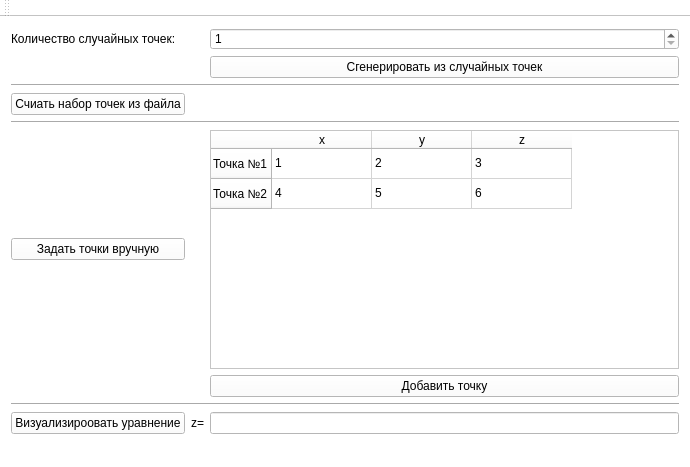
This is mainwindow.ui in ProshNad/diploma as Qt 5 draws it before an edit. The edited form follows.
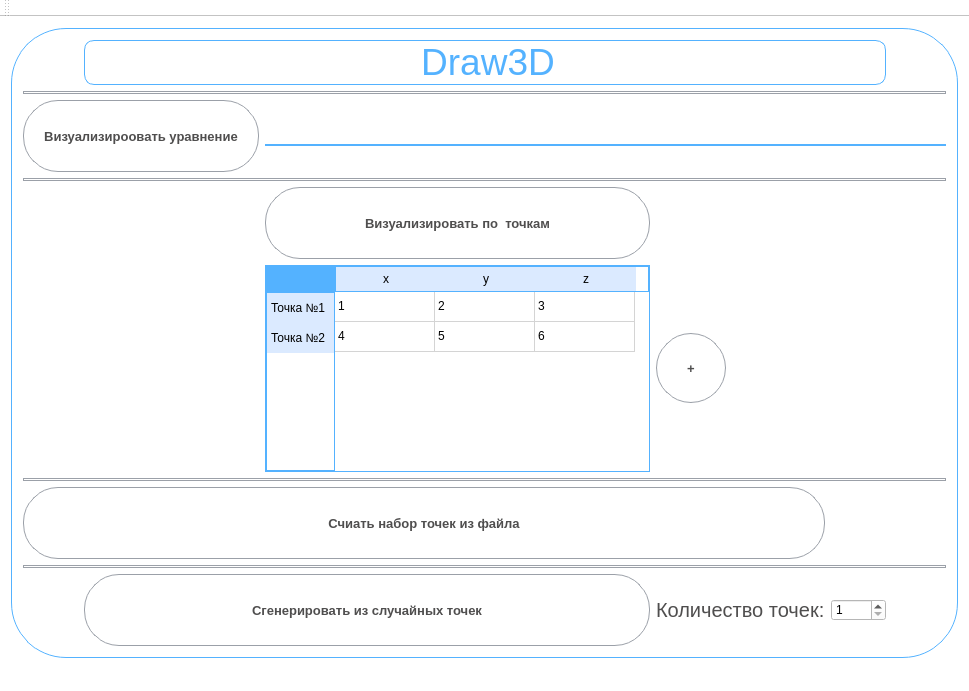
This is the edited form. Icons and pictures are not drawn.

Patch:
```diff
--- a/mainwindow.ui
+++ b/mainwindow.ui
@@ -6,29 +6,265 @@
    <rect>
     <x>0</x>
     <y>0</y>
-    <width>690</width>
-    <height>467</height>
+    <width>969</width>
+    <height>691</height>
    </rect>
   </property>
   <property name="windowTitle">
    <string>MainWindow</string>
   </property>
   <property name="styleSheet">
-   <string notr="true">background-color: rgb(255, 255, 255);</string>
+   <string notr="true">QFrame{
+ background-color: #f5e6df;
+  border-radius: 55px;        
+    border-width: 1px;
+    border-color: #54b2ff;
+    border-style: solid;
+}
+
+QTableWidget{
+
+background-color: white;
+border-radius: 0px; 
+background-image: url(:/imgbin-technology-network-lymsvi5q9GxJL.jpg);   
+border-color: #54b2ff;
+}
+
+QTableWidget QTableCornerButton::section {
+    background-color: #54b2ff;
+    border: 1px solid #54b2ff;
+}
+
+QHeaderView::section {
+    background-color: #dbeaff;
+    padding: 4px;
+    border: 0px;
+}
+
+
+QWidget {
+    background-color: white;
+
+} 
+
+QLabel {
+    font: medium Ubuntu;
+    font-size: 20px;
+    color: #4f4e4e;
+border-width: 0px;
+}        
+
+
+QLineEdit {
+padding: 1px;
+border-style: none none double none ;
+border-width: 2px ;
+border-radius: 0px;
+ border-color: #54b2ff;
+ background-color: white;
+}
+
+QLineEdit:hover {
+    border-width: 3px ;
+}
+
+
+
+
+
+
+
+QPushButton{
+
+border-radius: 35px;  
+    background-color: white;
+   font-size: 10pt;
+    font-weight: bold;
+   color: #4f4e4e;
+    width:  70px;  
+    height: 70px;
+    border-radius: 35px;        
+    border-width: 1px;
+    border-style: solid;  
+    border-color: #9ba0a8;
+}
+ 
+ QPushButton:hover  {
+    background-color: #dbeaff;;
+border-radius: 25px;    
+border-color: #54b2ff;
+}
+QPushButton:pressed {
+    background-color: #F9D8D4;
+border-radius: 35px;    
+} 
+    </string>
   </property>
   <widget class="QWidget" name="centralWidget">
    <layout class="QGridLayout" name="gridLayout">
-    <item row="5" column="0" colspan="3">
+    <item row="0" column="0">
+     <widget class="QFrame" name="frame">
+      <property name="minimumSize">
+       <size>
+        <width>70</width>
+        <height>70</height>
+       </size>
+      </property>
+      <property name="frameShape">
+       <enum>QFrame::StyledPanel</enum>
+      </property>
+      <property name="frameShadow">
+       <enum>QFrame::Raised</enum>
+      </property>
+      <layout class="QGridLayout" name="gridLayout_2">
+       <item row="3" column="0" colspan="8">
+        <widget class="Line" name="line_3">
+         <property name="styleSheet">
+          <string notr="true"> border-style: solid;  
+border-color: #9ba0a8;
+border-width: 1px;</string>
+         </property>
+         <property name="orientation">
+          <enum>Qt::Horizontal</enum>
+         </property>
+        </widget>
+       </item>
+       <item row="11" column="1" colspan="4">
+        <widget class="QPushButton" name="pushButton">
+         <property name="styleSheet">
+          <string notr="true"/>
+         </property>
+         <property name="text">
+          <string>Сгенерировать из случайных точек</string>
+         </property>
+        </widget>
+       </item>
+       <item row="8" column="0" colspan="8">
      <widget class="Line" name="line_2">
+         <property name="styleSheet">
+          <string notr="true"> border-style: solid;  
+border-color: #9ba0a8;
+border-width: 1px;</string>
+         </property>
       <property name="orientation">
        <enum>Qt::Horizontal</enum>
       </property>
      </widget>
     </item>
-    <item row="6" column="2">
+       <item row="2" column="0" colspan="4">
+        <widget class="QPushButton" name="pushButton_5">
+         <property name="text">
+          <string>Визуализироовать уравнение</string>
+         </property>
+        </widget>
+       </item>
+       <item row="11" column="5">
+        <widget class="QLabel" name="label">
+         <property name="maximumSize">
+          <size>
+           <width>175</width>
+           <height>16777215</height>
+          </size>
+         </property>
+         <property name="text">
+          <string>Количество точек:</string>
+         </property>
+        </widget>
+       </item>
+       <item row="9" column="0" colspan="6">
+        <widget class="QPushButton" name="pushButton_2">
+         <property name="styleSheet">
+          <string notr="true"/>
+         </property>
+         <property name="text">
+          <string>Счиать набор точек из файла</string>
+         </property>
+        </widget>
+       </item>
+       <item row="11" column="6">
+        <widget class="QSpinBox" name="spinBox">
+         <property name="minimumSize">
+          <size>
+           <width>0</width>
+           <height>0</height>
+          </size>
+         </property>
+         <property name="styleSheet">
+          <string notr="true"/>
+         </property>
+         <property name="minimum">
+          <number>1</number>
+         </property>
+        </widget>
+       </item>
+       <item row="0" column="1" colspan="6">
+        <widget class="QLabel" name="label_2">
+         <property name="styleSheet">
+          <string notr="true">    font: 12pt &quot;Purisa&quot;;
+    font-size: 25px;
+    color: #54b2ff;
+border-width: 1px;
+border-radius: 10px;
+background-image: url(:/depositphotos_51907249-stock-illustration-abstract-isometric-computer-generated-3d.jpg);</string>
+         </property>
+         <property name="text">
+          <string>&lt;html&gt;&lt;head/&gt;&lt;body&gt;&lt;p align=&quot;center&quot;&gt;&lt;span style=&quot; font-size:28pt;&quot;&gt;Draw3D&lt;/span&gt;&lt;/p&gt;&lt;/body&gt;&lt;/html&gt;</string>
+         </property>
+        </widget>
+       </item>
+       <item row="11" column="7">
+        <spacer name="horizontalSpacer">
+         <property name="orientation">
+          <enum>Qt::Horizontal</enum>
+         </property>
+         <property name="sizeType">
+          <enum>QSizePolicy::Maximum</enum>
+         </property>
+         <property name="sizeHint" stdset="0">
+          <size>
+           <width>50</width>
+           <height>20</height>
+          </size>
+         </property>
+        </spacer>
+       </item>
+       <item row="10" column="0" colspan="8">
+        <widget class="Line" name="line">
+         <property name="styleSheet">
+          <string notr="true"> border-style: solid;  
+border-color: #9ba0a8;
+border-width: 1px;</string>
+         </property>
+         <property name="orientation">
+          <enum>Qt::Horizontal</enum>
+         </property>
+        </widget>
+       </item>
+       <item row="1" column="0" colspan="8">
+        <widget class="Line" name="line_4">
+         <property name="styleSheet">
+          <string notr="true"> border-style: solid;  
+border-color: #9ba0a8;
+border-width: 1px;</string>
+         </property>
+         <property name="orientation">
+          <enum>Qt::Horizontal</enum>
+         </property>
+        </widget>
+       </item>
+       <item row="2" column="4" colspan="4">
+        <widget class="QLineEdit" name="lineEdit"/>
+       </item>
+       <item row="5" column="4">
      <widget class="QTableWidget" name="tableWidget">
+         <property name="maximumSize">
+          <size>
+           <width>385</width>
+           <height>16777215</height>
+          </size>
+         </property>
       <property name="styleSheet">
-       <string notr="true">background-color: rgb(255, 255, 255);</string>
+          <string notr="true"/>
       </property>
       <row>
        <property name="text">
@@ -87,95 +323,33 @@
       </item>
      </widget>
     </item>
-    <item row="6" column="0">
+       <item row="4" column="4">
      <widget class="QPushButton" name="pushButton_3">
       <property name="styleSheet">
-       <string notr="true">background-color: rgb(255, 255, 255);</string>
+          <string notr="true"/>
       </property>
       <property name="text">
-       <string>Задать точки вручную</string>
+          <string>Визуализировать по  точкам</string>
       </property>
      </widget>
     </item>
-    <item row="3" column="0" colspan="3">
-     <widget class="Line" name="line">
-      <property name="orientation">
-       <enum>Qt::Horizontal</enum>
-      </property>
-     </widget>
-    </item>
-    <item row="1" column="0">
-     <widget class="QLabel" name="label">
-      <property name="styleSheet">
-       <string notr="true">background-color: rgb(255, 255, 255);</string>
-      </property>
-      <property name="text">
-       <string>Количество случайных точек:</string>
-      </property>
-     </widget>
-    </item>
-    <item row="1" column="2">
-     <widget class="QSpinBox" name="spinBox">
-      <property name="styleSheet">
-       <string notr="true">background-color: rgb(255, 255, 255);</string>
-      </property>
-      <property name="minimum">
-       <number>1</number>
-      </property>
-     </widget>
-    </item>
-    <item row="2" column="2">
-     <widget class="QPushButton" name="pushButton">
-      <property name="styleSheet">
-       <string notr="true">background-color: rgb(255, 255, 255);</string>
-      </property>
-      <property name="text">
-       <string>Сгенерировать из случайных точек</string>
-      </property>
-     </widget>
-    </item>
-    <item row="4" column="0">
-     <widget class="QPushButton" name="pushButton_2">
-      <property name="styleSheet">
-       <string notr="true">background-color: rgb(255, 255, 255);</string>
-      </property>
-      <property name="text">
-       <string>Счиать набор точек из файла</string>
-      </property>
-     </widget>
-    </item>
-    <item row="7" column="2">
+       <item row="5" column="5">
      <widget class="QPushButton" name="pushButton_4">
+         <property name="maximumSize">
+          <size>
+           <width>70</width>
+           <height>70</height>
+          </size>
+         </property>
       <property name="styleSheet">
-       <string notr="true">background-color: rgb(255, 255, 255);</string>
+          <string notr="true"/>
       </property>
       <property name="text">
-       <string>Добавить точку</string>
+          <string>+</string>
       </property>
      </widget>
     </item>
-    <item row="8" column="0" colspan="3">
-     <widget class="Line" name="line_3">
-      <property name="orientation">
-       <enum>Qt::Horizontal</enum>
-      </property>
-     </widget>
-    </item>
-    <item row="9" column="0">
-     <widget class="QPushButton" name="pushButton_5">
-      <property name="text">
-       <string>Визуализироовать уравнение</string>
-      </property>
-     </widget>
-    </item>
-    <item row="9" column="2">
-     <widget class="QLineEdit" name="lineEdit"/>
-    </item>
-    <item row="9" column="1">
-     <widget class="QLabel" name="label_2">
-      <property name="text">
-       <string>z=</string>
-      </property>
+      </layout>
      </widget>
     </item>
    </layout>
```
Left out of the diff: 2 changed lines with no effect on the pictures. Lines whose indentation alone changed are shown as unchanged.
